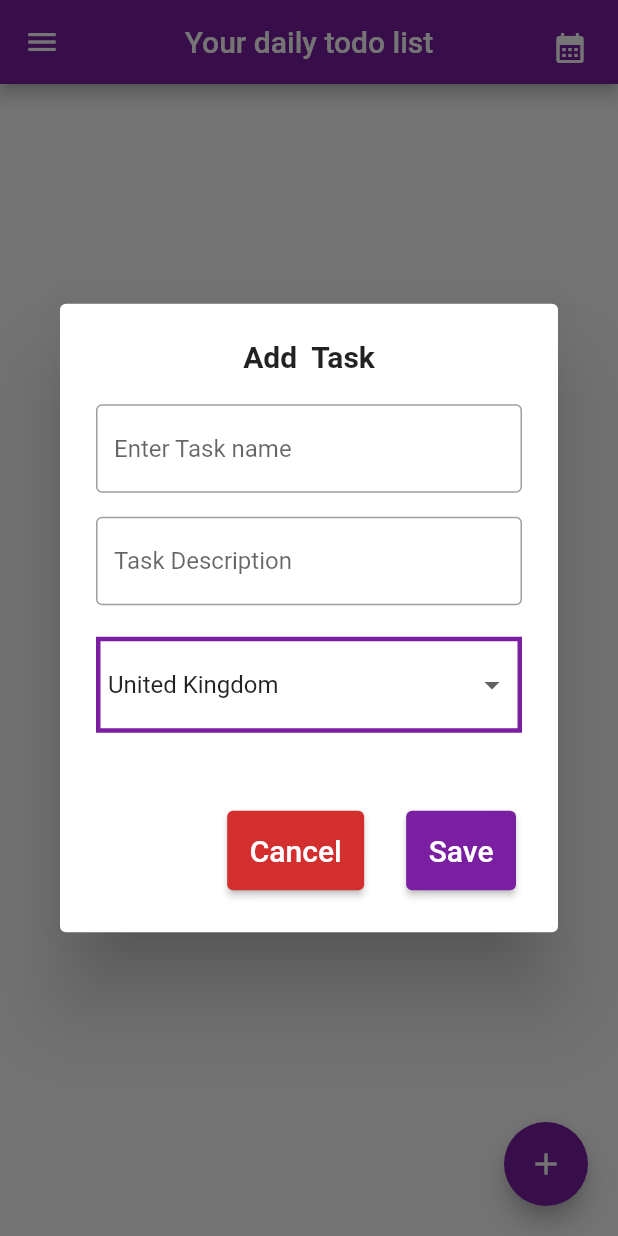
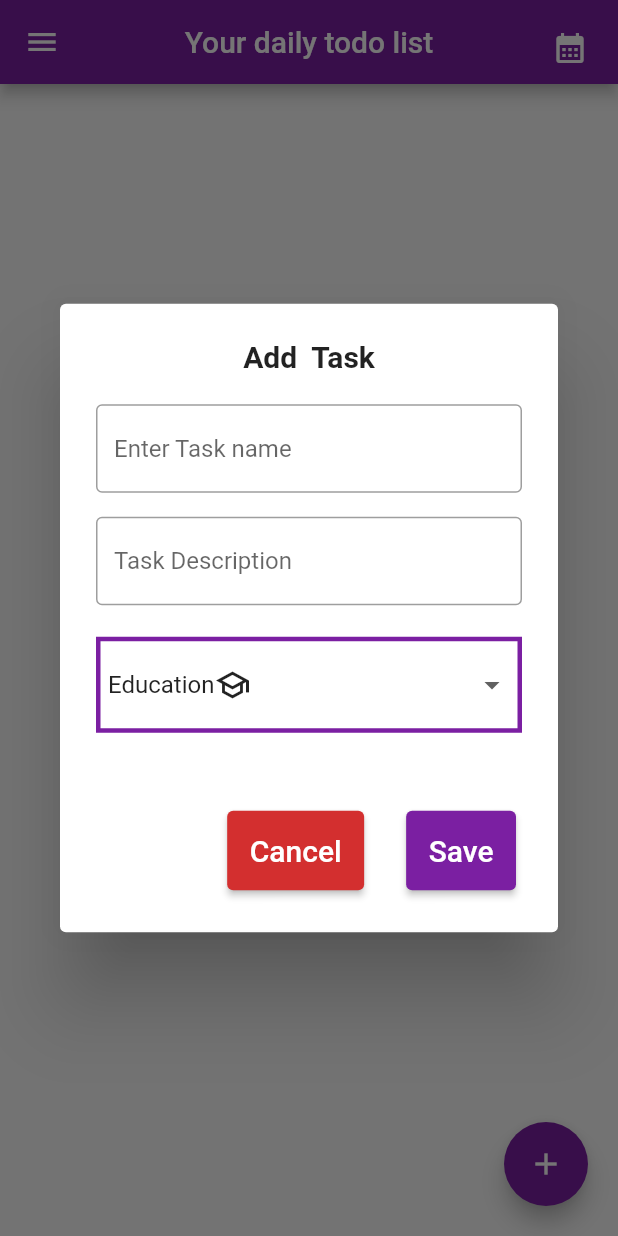
Before and after one commit to shihabsararrafid/todo-flutter, a Flutter app: the screen it shows after launch, after a tap on the "add" icon, on a phone screen of 412 x 824 dp. Run offline on Flutter 3.47's test engine with Material 2 defaults, Android fonts, the phone set to English and light mode, and no system bars; our stand-ins replace carousel_slider.

Commit message:
getting value of textfield and dropdown value

```diff
--- a/lib/main.dart
+++ b/lib/main.dart
@@ -59,29 +59,21 @@ class todoList extends StatefulWidget {
   State<todoList> createState() => _todoListState();
 }
 
+class allInfo {}
+
 class _todoListState extends State<todoList> {
-  String selectval = "United Kingdom";
-  final List<Map<String, dynamic>> _items = [
-    {
-      'value': 'boxValue',
-      'label': 'Box Label',
-      'icon': Icon(Icons.stop),
-    },
-    {
-      'value': 'circleValue',
-      'label': 'Circle Label',
-      'icon': Icon(Icons.fiber_manual_record),
-      'textStyle': TextStyle(color: Colors.red),
-    },
-    {
-      'value': 'starValue',
-      'label': 'Star Label',
-      'enable': false,
-      'icon': Icon(Icons.grade),
-    },
-  ];
+  String selectval = "Education";
+
   var dropdownValue = 'United Kingdom';
+  var name = "Rafid";
+  var roll = " 2003014";
+
+  // var info = {"name": name};
+
   void _showcontent() {
+    TextEditingController taskName = TextEditingController();
+    TextEditingController taskDescription = TextEditingController();
+    //TextEditingController taskName = TextEditingController();
     showDialog(
       context: context, barrierDismissible: false, // user must tap button!
 
@@ -99,6 +91,7 @@ class _todoListState extends State<todoList> {
                 SizedBox(
                   width: 400,
                   child: TextField(
+                    controller: taskName,
                     decoration: InputDecoration(
                         border: OutlineInputBorder(
                             borderSide: BorderSide(color: Colors.purple)),
@@ -115,6 +108,7 @@ class _todoListState extends State<todoList> {
                   width: 400,
                   height: 80,
                   child: TextField(
+                    controller: taskDescription,
                     decoration: InputDecoration(
                         border: OutlineInputBorder(
                             borderSide: BorderSide(color: Colors.purple)),
@@ -142,30 +136,68 @@ class _todoListState extends State<todoList> {
                       ]),
                   child: Padding(
                     padding: const EdgeInsets.all(8.0),
-                    child: DropdownButton(
+                    child: DropdownButtonFormField(
+                      decoration: InputDecoration(border: InputBorder.none),
                       value: selectval,
                       items: [
                         //add items in the dropdown
                         DropdownMenuItem(
-                          child: Text("United Kingdom"),
-                          value: "United Kingdom",
+                          child: Row(
+                            children: [
+                              Text("Education"),
+                              Icon(Icons.school_outlined)
+                            ],
+                          ),
+                          value: "Education",
                         ),
                         DropdownMenuItem(
-                            child: Text("Canada"), value: "Canada"),
+                            child: Row(
+                              children: [
+                                Text("Work"),
+                                Icon(Icons.work_outline_sharp)
+                              ],
+                            ),
+                            value: "Work"),
                         DropdownMenuItem(
-                          child: Text("Russia"),
-                          value: "Russia",
+                          child: Row(
+                            children: [
+                              Text("Home"),
+                              Icon(Icons.home_max_outlined)
+                            ],
+                          ),
+                          value: "Home",
+                        ),
+                        DropdownMenuItem(
+                          child: Row(
+                            children: [
+                              Text(
+                                "Others",
+                                style: TextStyle(fontWeight: FontWeight.w500),
+                              ),
+                              Icon(Icons.topic_outlined)
+                            ],
+                          ),
+                          value: "Others",
                         )
                       ],
-                      onChanged: (value) {
+                      onSaved: (value) {
                         //get value when changed
-                        print("You have selected $value");
+                        // print("You have selected $value");
                         setState(() {
                           selectval = value.toString();
                         });
+                        // print(selectval);
+                      },
+                      onChanged: (value) {
+                        //get value when changed
+                        // print("You have selected $value");
+                        setState(() {
+                          selectval = value.toString();
+                        });
+                        //print(selectval);
                       },
                       //dropdown background color
-                      underline: Container(), //remove underline
+                      // underline: Container(), //remove underline
                       isExpanded: true, //make
                     ),
                   ),
@@ -195,6 +227,9 @@ class _todoListState extends State<todoList> {
                   style: TextStyle(fontSize: 20),
                 ),
                 onPressed: () {
+                  print(taskName.text);
+                  print(taskDescription.text);
+                  print(selectval);
                   Navigator.of(context).pop();
                 },
                 style: ElevatedButton.styleFrom(
```
